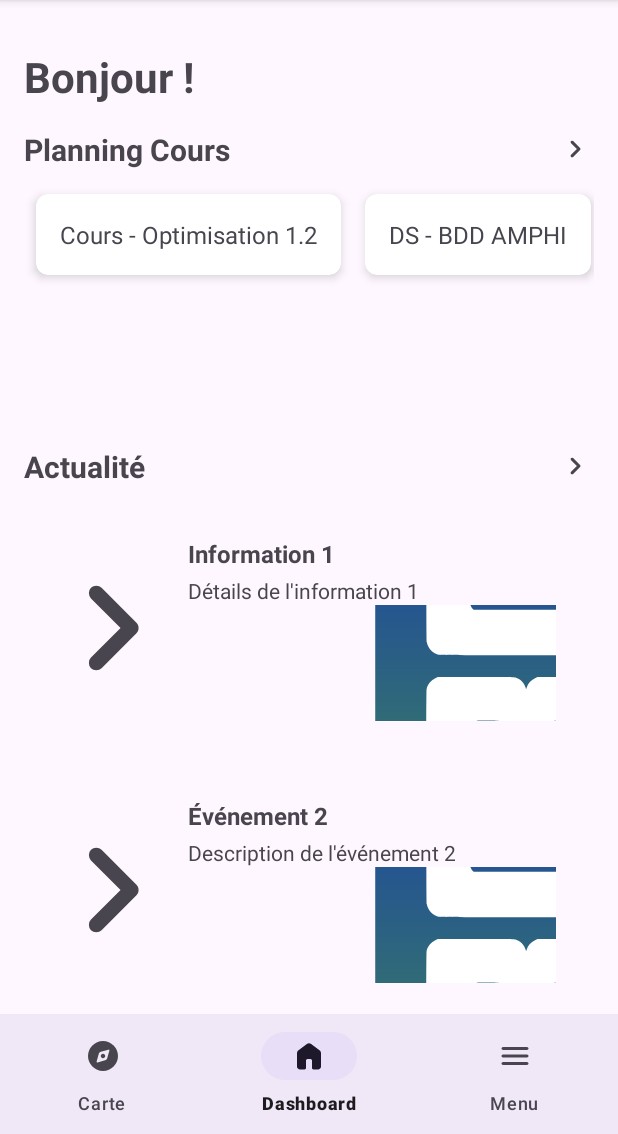
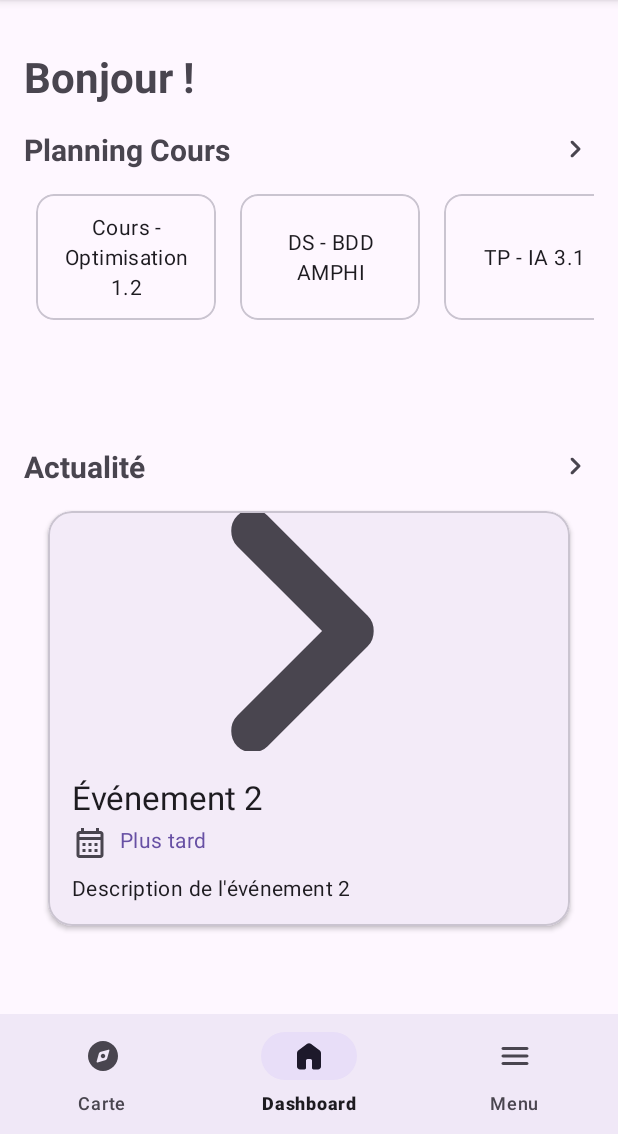
Before and after one commit to baptistedftn/myESME, an Android app: the screen it shows after launch (MainActivity), on a phone screen of 412 x 824 dp, the part 102-1236 px from its top. Run offline under Robolectric (Android 15) with nearby library versions, the phone set to English and light mode, and no system bars; our stand-ins replace Firebase (no records; nobody signed in at launch, a user with empty details on screens opened directly), navigation-ui; pictures from the network do not load.

Commit message:
Make dashboard works

```diff
--- a/app/src/main/java/fr/sudrimaker/myesme/ui/dashboard/DashboardAdapter.kt
+++ b/app/src/main/java/fr/sudrimaker/myesme/ui/dashboard/DashboardAdapter.kt
@@ -1,43 +1,46 @@
-// DashboardAdapter.kt
-package fr.sudrimaker.myesme.ui.dashboard // Ajustez le package si nécessaire
+package fr.sudrimaker.myesme.ui.dashboard
 
 import android.view.LayoutInflater
 import android.view.View
 import android.view.ViewGroup
-import android.widget.ImageView
-import android.widget.TextView
 import androidx.recyclerview.widget.RecyclerView
 import com.bumptech.glide.Glide
 import fr.sudrimaker.myesme.R
-import fr.sudrimaker.myesme.model.DashboardItem
+import fr.sudrimaker.myesme.databinding.ItemDashboardCardBinding
 
 class DashboardAdapter(private val dashboardList: List<DashboardItem>) :
     RecyclerView.Adapter<DashboardAdapter.DashboardViewHolder>() {
 
-    class DashboardViewHolder(itemView: View) : RecyclerView.ViewHolder(itemView) {
-        val dashboardImage: ImageView = itemView.findViewById(R.id.imageViewDashboard)
-        val dashboardTitle: TextView = itemView.findViewById(R.id.textViewTitle)
-        val dashboardSubtitle: TextView = itemView.findViewById(R.id.textViewSubtitle)
-        val dashboardTime: TextView = itemView.findViewById(R.id.textViewTime)
-    }
+    class DashboardViewHolder(val binding: ItemDashboardCardBinding) :
+        RecyclerView.ViewHolder(binding.root)
 
     override fun onCreateViewHolder(parent: ViewGroup, viewType: Int): DashboardViewHolder {
-        val view = LayoutInflater.from(parent.context)
-            .inflate(R.layout.item_dashboard_card, parent, false)
-        return DashboardViewHolder(view)
+        val binding =
+            ItemDashboardCardBinding.inflate(LayoutInflater.from(parent.context), parent, false)
+        return DashboardViewHolder(binding)
     }
 
     override fun onBindViewHolder(holder: DashboardViewHolder, position: Int) {
         val item = dashboardList[position]
-        holder.dashboardTitle.text = item.title
-        holder.dashboardSubtitle.text = item.subtitle
-        holder.dashboardTime.text = item.time
+        with(holder.binding) {
+            textViewTitle.text = item.title
+            textViewSubtitle.text = item.subtitle
+            textViewTime.text = item.time
 
-        Glide.with(holder.itemView.context)
-            .load(item.imageUrl)
-            .placeholder(R.drawable.arrow_back_24px)
-            .error(R.drawable.chevron_right_24px)
-            .into(holder.dashboardImage)
+            // Afficher l'emplacement si disponible
+            if (item.location.isNotEmpty()) {
+                textViewLocation.visibility = View.VISIBLE
+                textViewLocation.text = item.location
+            } else {
+                textViewLocation.visibility = View.GONE
+            }
+
+            Glide.with(root.context)
+                .load(item.imageUrl)
+                .placeholder(R.drawable.arrow_back_24px)
+                .error(R.drawable.chevron_right_24px)
+                .into(imageViewDashboard)
+        }
     }
 
     override fun getItemCount(): Int = dashboardList.size
--- a/app/src/main/java/fr/sudrimaker/myesme/ui/dashboard/DashboardFragment.kt
+++ b/app/src/main/java/fr/sudrimaker/myesme/ui/dashboard/DashboardFragment.kt
@@ -1,40 +1,130 @@
 package fr.sudrimaker.myesme.ui.dashboard
+
 import android.os.Bundle
+import android.util.Log
 import android.view.LayoutInflater
 import android.view.View
 import android.view.ViewGroup
 import androidx.fragment.app.Fragment
 import androidx.recyclerview.widget.LinearLayoutManager
-import androidx.recyclerview.widget.RecyclerView
-import fr.sudrimaker.myesme.R
-import fr.sudrimaker.myesme.model.DashboardItem
+import com.google.firebase.Timestamp
+import com.google.firebase.firestore.FirebaseFirestore
+import com.google.firebase.firestore.Query
+import fr.sudrimaker.myesme.databinding.FragmentDashboardBinding
+import java.text.SimpleDateFormat
+import java.util.Date
+import java.util.Locale
 
 class DashboardFragment : Fragment() {
 
+    private var _binding: FragmentDashboardBinding? = null
+    private val binding get() = _binding!!
+
     private lateinit var planningAdapter: PlanningAdapter
     private lateinit var dashboardAdapter: DashboardAdapter
+    private val db = FirebaseFirestore.getInstance()
 
     override fun onCreateView(
         inflater: LayoutInflater, container: ViewGroup?,
         savedInstanceState: Bundle?
-    ): View? {
-        return inflater.inflate(R.layout.fragment_dashboard, container, false)
+    ): View {
+        _binding = FragmentDashboardBinding.inflate(inflater, container, false)
+        return binding.root
     }
 
     override fun onViewCreated(view: View, savedInstanceState: Bundle?) {
         super.onViewCreated(view, savedInstanceState)
 
-        // Configuration du RecyclerView pour le Planning (horizontal)
-        val recyclerViewPlanning = view.findViewById<RecyclerView>(R.id.recyclerViewPlanning)
-        recyclerViewPlanning.layoutManager = LinearLayoutManager(context, LinearLayoutManager.HORIZONTAL, false)
-        planningAdapter = PlanningAdapter(getDummyPlanning())
-        recyclerViewPlanning.adapter = planningAdapter
+        setupPlanningRecyclerView()
+        setupDashboardRecyclerView()
+        loadEventsFromFirestore()
+    }
 
-        // Configuration du RecyclerView pour les éléments du Dashboard (vertical)
-        val recyclerViewDashboard = view.findViewById<RecyclerView>(R.id.recyclerViewDashboard)
-        recyclerViewDashboard.layoutManager = LinearLayoutManager(context)
-        dashboardAdapter = DashboardAdapter(getDummyDashboardItems())
-        recyclerViewDashboard.adapter = dashboardAdapter
+    private fun setupPlanningRecyclerView() {
+        binding.recyclerViewPlanning.apply {
+            layoutManager = LinearLayoutManager(context, LinearLayoutManager.HORIZONTAL, false)
+            planningAdapter = PlanningAdapter(getDummyPlanning())
+            adapter = planningAdapter
+        }
+    }
+
+    private fun setupDashboardRecyclerView() {
+        binding.recyclerViewDashboard.apply {
+            layoutManager = LinearLayoutManager(context)
+            dashboardAdapter = DashboardAdapter(emptyList()) // Commence avec une liste vide
+            adapter = dashboardAdapter
+        }
+    }
+
+    private fun loadEventsFromFirestore() {
+        val favoriteCampus = getFavoriteCampus()
+
+        db.collection("events")
+            .whereEqualTo("campus", favoriteCampus)
+            .orderBy("date", Query.Direction.ASCENDING)
+            .get()
+            .addOnSuccessListener { documents ->
+                val eventsList = mutableListOf<DashboardItem>()
+
+                for (document in documents) {
+                    try {
+                        val name = document.getString("name") ?: ""
+                        val description = document.getString("description") ?: ""
+                        val location = document.getString("location") ?: ""
+                        val imageUrl = document.getString("imageUrl") ?: ""
+                        val timestamp = document.getTimestamp("date")
+
+                        val formattedTime = if (timestamp != null) {
+                            formatTimestamp(timestamp)
+                        } else {
+                            "Date inconnue"
+                        }
+
+                        eventsList.add(
+                            DashboardItem(
+                                title = name,
+                                subtitle = description,
+                                time = formattedTime,
+                                imageUrl = imageUrl,
+                                location = location,
+                                description = description,
+                                date = timestamp
+                            )
+                        )
+                    } catch (e: Exception) {
+                        Log.e("dashboard", "Erreur lors du parsing d'un document: ${e.message}")
+                    }
+                }
+
+                // Mettre à jour l'adaptateur avec les données
+                if (eventsList.isNotEmpty()) {
+                    dashboardAdapter = DashboardAdapter(eventsList)
+                    binding.recyclerViewDashboard.adapter = dashboardAdapter
+                } else {
+                    // Si aucun événement n'est trouvé, afficher des données de test
+                    dashboardAdapter = DashboardAdapter(getDummyDashboardItems())
+                    binding.recyclerViewDashboard.adapter = dashboardAdapter
+                }
+            }
+            .addOnFailureListener { exception ->
+                Log.e(
+                    "dashboard",
+                    "Erreur lors de la récupération des documents: ${exception.message}"
+                )
+                // En cas d'erreur, afficher des données de test
+                dashboardAdapter = DashboardAdapter(getDummyDashboardItems())
+                binding.recyclerViewDashboard.adapter = dashboardAdapter
+            }
+    }
+
+    private fun formatTimestamp(timestamp: Timestamp): String {
+        val sdf = SimpleDateFormat("dd/MM/yyyy HH:mm", Locale.getDefault())
+        return sdf.format(Date(timestamp.seconds * 1000))
+    }
+
+    private fun getFavoriteCampus(): String {
+        val sharedPreferences = requireActivity().getSharedPreferences("myESMEprefs", 0)
+        return sharedPreferences.getString("favoriteCampus", "Lille") ?: "Lille"
     }
 
     private fun getDummyPlanning(): List<String> {
@@ -44,18 +134,16 @@ class DashboardFragment : Fragment() {
     private fun getDummyDashboardItems(): List<DashboardItem> {
         return listOf(
             DashboardItem(
-                title = "Information 1",
-                subtitle = "Détails de l'information 1",
-                time = "Maintenant",
-                imageUrl = "url_image_info1"
-            ),
-            DashboardItem(
                 title = "Événement 2",
                 subtitle = "Description de l'événement 2",
                 time = "Plus tard",
-                imageUrl = "url_image_event2"
+                imageUrl = "https://picsum.photos/200/301"
             )
-            // Ajoutez d'autres DashboardItem ici
         )
     }
+
+    override fun onDestroyView() {
+        super.onDestroyView()
+        _binding = null
+    }
 }
--- a/app/src/main/java/fr/sudrimaker/myesme/ui/dashboard/DashboardItem.kt
+++ b/app/src/main/java/fr/sudrimaker/myesme/ui/dashboard/DashboardItem.kt
@@ -1,9 +1,11 @@
-// DashboardItem.kt
-package fr.sudrimaker.myesme.model
+package fr.sudrimaker.myesme.ui.dashboard
 
 data class DashboardItem(
     val title: String,
     val subtitle: String,
     val time: String,
-    val imageUrl: String
+    val imageUrl: String,
+    val location: String = "",
+    val description: String = "",
+    val date: com.google.firebase.Timestamp? = null
 )
--- a/app/src/main/java/fr/sudrimaker/myesme/ui/dashboard/PlanningAdapter.kt
+++ b/app/src/main/java/fr/sudrimaker/myesme/ui/dashboard/PlanningAdapter.kt
@@ -1,29 +1,25 @@
-// PlanningAdapter.kt
-package fr.sudrimaker.myesme.ui.dashboard // Ajustez le package si nécessaire
+package fr.sudrimaker.myesme.ui.dashboard
 
 import android.view.LayoutInflater
-import android.view.View
 import android.view.ViewGroup
-import android.widget.TextView
 import androidx.recyclerview.widget.RecyclerView
-import fr.sudrimaker.myesme.R
+import fr.sudrimaker.myesme.databinding.ItemPlanningCardBinding
 
 class PlanningAdapter(private val planningList: List<String>) :
     RecyclerView.Adapter<PlanningAdapter.PlanningViewHolder>() {
 
-    class PlanningViewHolder(itemView: View) : RecyclerView.ViewHolder(itemView) {
-        val textPlanningItem: TextView = itemView.findViewById(R.id.textPlanningItem)
-    }
+    class PlanningViewHolder(val binding: ItemPlanningCardBinding) :
+        RecyclerView.ViewHolder(binding.root)
 
     override fun onCreateViewHolder(parent: ViewGroup, viewType: Int): PlanningViewHolder {
-        val view = LayoutInflater.from(parent.context)
-            .inflate(R.layout.item_planning_card, parent, false)
-        return PlanningViewHolder(view)
+        val binding =
+            ItemPlanningCardBinding.inflate(LayoutInflater.from(parent.context), parent, false)
+        return PlanningViewHolder(binding)
     }
 
     override fun onBindViewHolder(holder: PlanningViewHolder, position: Int) {
         val item = planningList[position]
-        holder.textPlanningItem.text = item
+        holder.binding.textPlanningItem.text = item
     }
 
     override fun getItemCount(): Int = planningList.size
--- /dev/null
+++ b/app/src/main/res/drawable/ic_calendar_24dp.xml
@@ -0,0 +1,11 @@
+<?xml version="1.0" encoding="utf-8"?>
+<vector xmlns:android="http://schemas.android.com/apk/res/android"
+    android:width="24dp"
+    android:height="24dp"
+    android:tint="?attr/colorControlNormal"
+    android:viewportWidth="24"
+    android:viewportHeight="24">
+    <path
+        android:fillColor="@android:color/white"
+        android:pathData="M19,4h-1V2h-2v2H8V2H6v2H5C3.89,4 3.01,4.9 3.01,6L3,20c0,1.1 0.89,2 2,2h14c1.1,0 2,-0.9 2,-2V6C21,4.9 20.1,4 19,4zM19,20H5V10h14V20zM19,8H5V6h14V8zM9,14H7v-2h2V14zM13,14h-2v-2h2V14zM17,14h-2v-2h2V14zM9,18H7v-2h2V18zM13,18h-2v-2h2V18zM17,18h-2v-2h2V18z" />
+</vector>
--- /dev/null
+++ b/app/src/main/res/drawable/ic_location_24dp.xml
@@ -0,0 +1,11 @@
+<?xml version="1.0" encoding="utf-8"?>
+<vector xmlns:android="http://schemas.android.com/apk/res/android"
+    android:width="24dp"
+    android:height="24dp"
+    android:tint="?attr/colorControlNormal"
+    android:viewportWidth="24"
+    android:viewportHeight="24">
+    <path
+        android:fillColor="@android:color/white"
+        android:pathData="M12,2C8.13,2 5,5.13 5,9c0,5.25 7,13 7,13s7,-7.75 7,-13c0,-3.87 -3.13,-7 -7,-7zM12,11.5c-1.38,0 -2.5,-1.12 -2.5,-2.5s1.12,-2.5 2.5,-2.5 2.5,1.12 2.5,2.5 -1.12,2.5 -2.5,2.5z" />
+</vector>
--- a/app/src/main/res/layout/item_dashboard_card.xml
+++ b/app/src/main/res/layout/item_dashboard_card.xml
@@ -1,50 +1,77 @@
 <?xml version="1.0" encoding="utf-8"?>
-<LinearLayout xmlns:android="http://schemas.android.com/apk/res/android"
+<com.google.android.material.card.MaterialCardView xmlns:android="http://schemas.android.com/apk/res/android"
+    xmlns:app="http://schemas.android.com/apk/res-auto"
+    xmlns:tools="http://schemas.android.com/tools"
     android:layout_width="match_parent"
     android:layout_height="wrap_content"
-    android:orientation="horizontal"
-    android:padding="25dp">
+    android:layout_marginHorizontal="16dp"
+    android:layout_marginVertical="8dp"
+    app:cardCornerRadius="16dp"
+    app:cardElevation="2dp">
+
+    <androidx.constraintlayout.widget.ConstraintLayout
+        android:layout_width="match_parent"
+        android:layout_height="wrap_content">
 
         <ImageView
             android:id="@+id/imageViewDashboard"
-        android:layout_width="72dp"
-        android:layout_height="121dp"
-        android:layout_marginEnd="12dp"
-        android:contentDescription="Image élément dashboard"
-        android:scaleType="centerCrop" />
+            android:layout_width="match_parent"
+            android:layout_height="160dp"
+            android:contentDescription="@string/image_event"
+            android:scaleType="centerCrop"
+            app:layout_constraintEnd_toEndOf="parent"
+            app:layout_constraintStart_toStartOf="parent"
+            app:layout_constraintTop_toTopOf="parent"
+            tools:src="@tools:sample/backgrounds/scenic" />
 
         <LinearLayout
-        android:layout_width="0dp"
-        android:layout_height="124dp"
-        android:layout_weight="1"
-        android:orientation="vertical">
+            android:layout_width="match_parent"
+            android:layout_height="wrap_content"
+            android:orientation="vertical"
+            android:padding="16dp"
+            app:layout_constraintBottom_toBottomOf="parent"
+            app:layout_constraintEnd_toEndOf="parent"
+            app:layout_constraintStart_toStartOf="parent"
+            app:layout_constraintTop_toBottomOf="@id/imageViewDashboard">
 
             <TextView
                 android:id="@+id/textViewTitle"
-            android:layout_width="wrap_content"
+                android:layout_width="match_parent"
                 android:layout_height="wrap_content"
-            android:text="Titre de l'élément"
-            android:textSize="16sp"
-            android:textStyle="bold" />
+                android:textAppearance="?attr/textAppearanceTitleLarge"
+                tools:text="Soutenances Innovation" />
+
+            <TextView
+                android:id="@+id/textViewTime"
+                android:layout_width="match_parent"
+                android:layout_height="wrap_content"
+                android:layout_marginTop="4dp"
+                android:drawablePadding="8dp"
+                android:textAppearance="?attr/textAppearanceBodyMedium"
+                android:textColor="?attr/colorPrimary"
+                app:drawableStartCompat="@drawable/ic_calendar_24dp"
+                tools:text="16/05/2025 16:00" />
+
+            <TextView
+                android:id="@+id/textViewLocation"
+                android:layout_width="match_parent"
+                android:layout_height="wrap_content"
+                android:layout_marginTop="4dp"
+                android:drawablePadding="8dp"
+                android:textAppearance="?attr/textAppearanceBodyMedium"
+                app:drawableStartCompat="@drawable/ic_location_24dp"
+                tools:text="Salle 1.1" />
 
             <TextView
                 android:id="@+id/textViewSubtitle"
-            android:layout_width="wrap_content"
+                android:layout_width="match_parent"
                 android:layout_height="wrap_content"
+                android:layout_marginTop="8dp"
                 android:ellipsize="end"
-            android:maxLines="2"
-            android:paddingTop="4dp"
-            android:text="Sous-titre de l'élément"
-            android:textSize="14sp" />
+                android:maxLines="3"
+                android:textAppearance="?attr/textAppearanceBodyMedium"
+                tools:text="Présence des supers professeurs pour les soutenances du projet innovation." />
 
-        <TextView
-            android:id="@+id/textViewTime"
-            android:layout_width="287dp"
-            android:layout_height="77dp"
-            android:drawableLeft="@drawable/logo"
-            android:drawablePadding="4dp"
-            android:paddingTop="4dp"
-            android:text="Heure de l'élément"
-            android:textSize="30sp" />
         </LinearLayout>
-</LinearLayout>
+    </androidx.constraintlayout.widget.ConstraintLayout>
+</com.google.android.material.card.MaterialCardView>
--- a/app/src/main/res/layout/item_planning_card.xml
+++ b/app/src/main/res/layout/item_planning_card.xml
@@ -1,18 +1,25 @@
 <?xml version="1.0" encoding="utf-8"?>
-<androidx.cardview.widget.CardView xmlns:android="http://schemas.android.com/apk/res/android"
-    xmlns:app="http://schemas.android.com/apk/res-auto"
-    android:layout_width="wrap_content"
+<com.google.android.material.card.MaterialCardView xmlns:android="http://schemas.android.com/apk/res/android"
+    style="?attr/materialCardViewOutlinedStyle"
+    android:layout_width="120dp"
     android:layout_height="wrap_content"
-    android:layout_margin="8dp"
-    app:cardCornerRadius="8dp"
-    app:cardElevation="4dp">
+    android:layout_margin="8dp">
 
-    <TextView
-        android:id="@+id/textPlanningItem"
-        android:layout_width="wrap_content"
+    <LinearLayout
+        android:layout_width="match_parent"
         android:layout_height="wrap_content"
-        android:padding="16dp"
-        android:text="Nom du cours"
-        android:textSize="16sp" />
+        android:orientation="vertical"
+        android:padding="12dp">
 
-</androidx.cardview.widget.CardView>
+        <TextView
+            android:id="@+id/textPlanningItem"
+            android:layout_width="match_parent"
+            android:layout_height="wrap_content"
+            android:gravity="center"
+            android:maxLines="3"
+            android:minHeight="60dp"
+            android:textAppearance="?attr/textAppearanceBodyMedium"
+            android:textColor="?attr/colorOnSurface" />
+
+    </LinearLayout>
+</com.google.android.material.card.MaterialCardView>
--- a/app/src/main/res/values/strings.xml
+++ b/app/src/main/res/values/strings.xml
@@ -23,4 +23,5 @@
     <string name="chose_module">Choisissez un module</string>
     <string name="title_assos">Assos</string>
     <string name="illustration">Illustration</string>
+    <string name="image_event">Image de l\'événement</string>
 </resources>
```
Also changed, not shown: 1 other file. Lines whose indentation alone changed are shown as unchanged.
